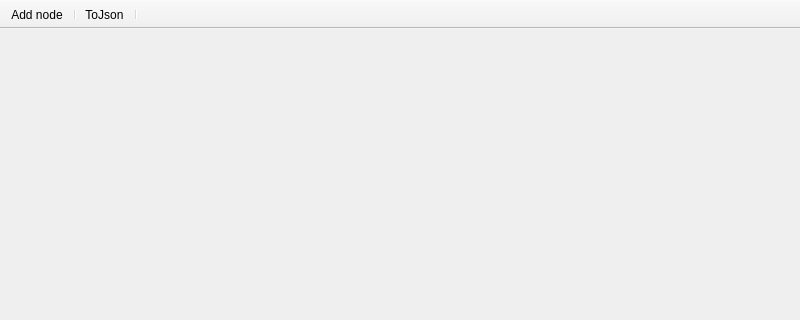
severin-lemaignan/boxology, file src/app/mainwindow.ui: the form before one commit; both pictures show x 0 to 800 and y 0 to 320 of the 800 by 600 pixel window.
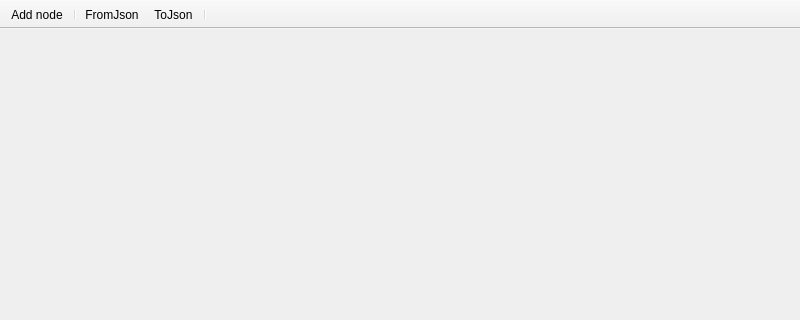
The form after the commit. Icons and pictures are not drawn.

Commit message: code + UI to save to JSON file; UI to open JSON file

What changed in the file:
```diff
--- a/src/app/mainwindow.ui
+++ b/src/app/mainwindow.ui
@@ -32,6 +32,7 @@
    </attribute>
    <addaction name="actionAdd_node"/>
    <addaction name="separator"/>
+   <addaction name="actionFromJson"/>
    <addaction name="actionToJson"/>
    <addaction name="separator"/>
   </widget>
@@ -58,6 +59,17 @@
     <string>Save to JSON</string>
    </property>
   </action>
+  <action name="actionFromJson">
+   <property name="icon">
+    <iconset theme="document-open"/>
+   </property>
+   <property name="text">
+    <string>FromJson</string>
+   </property>
+   <property name="toolTip">
+    <string>Load from JSON</string>
+   </property>
+  </action>
  </widget>
  <resources/>
  <connections/>
```
The commit also changes 6 other files.
